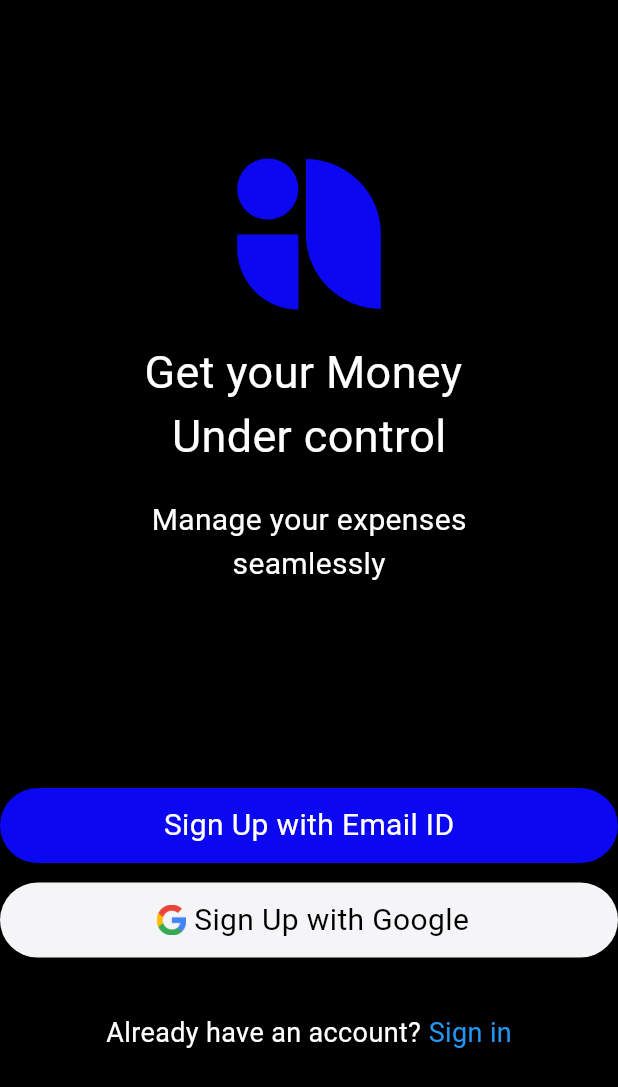
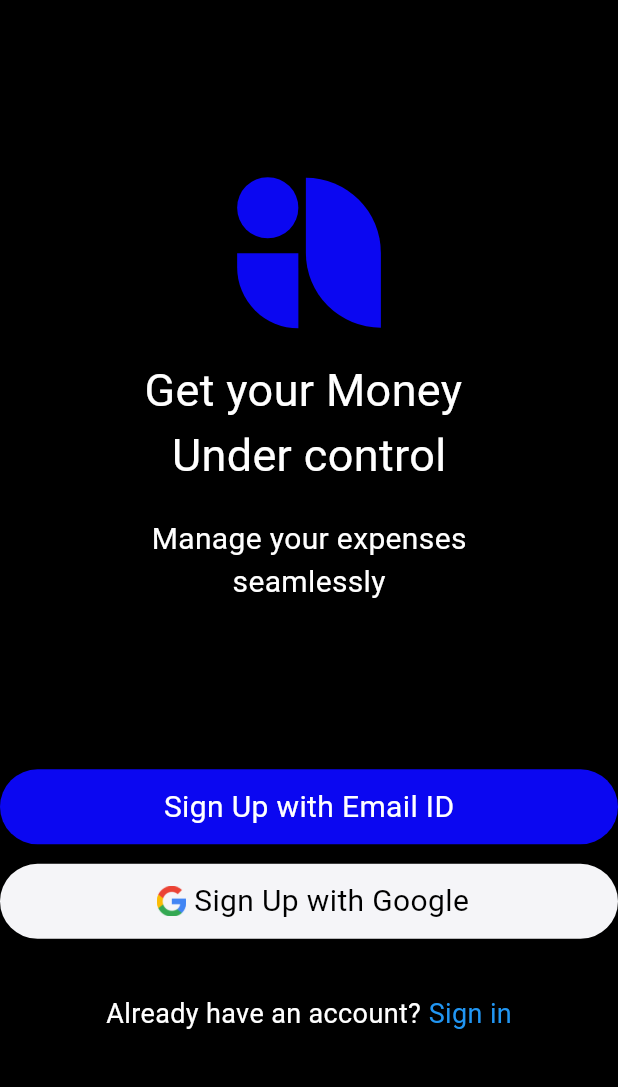
Before and after one commit to SilasZy/Prototype, a Flutter app: the screen it shows after launch, on a phone screen of 412 x 824 dp. Shown: the top 1087 px of the screen. Run offline on Flutter 3.47's test engine with Material 3 defaults, Android fonts, the phone set to English and light mode, and no system bars; Roboto replaces fonts that are missing (birthdayDay).

Commit message:
atividade01 Prototype

```diff
--- a/lib/homepage.dart
+++ b/lib/homepage.dart
@@ -69,7 +69,7 @@ class Homepage extends StatelessWidget {
             style: TextStyle(fontSize: 20, color: Colors.white)),
         const SizedBox(height: 10),
         SizedBox(
-          height: 125,
+          height: 100,
         ),
         Column(
           children: [
```
